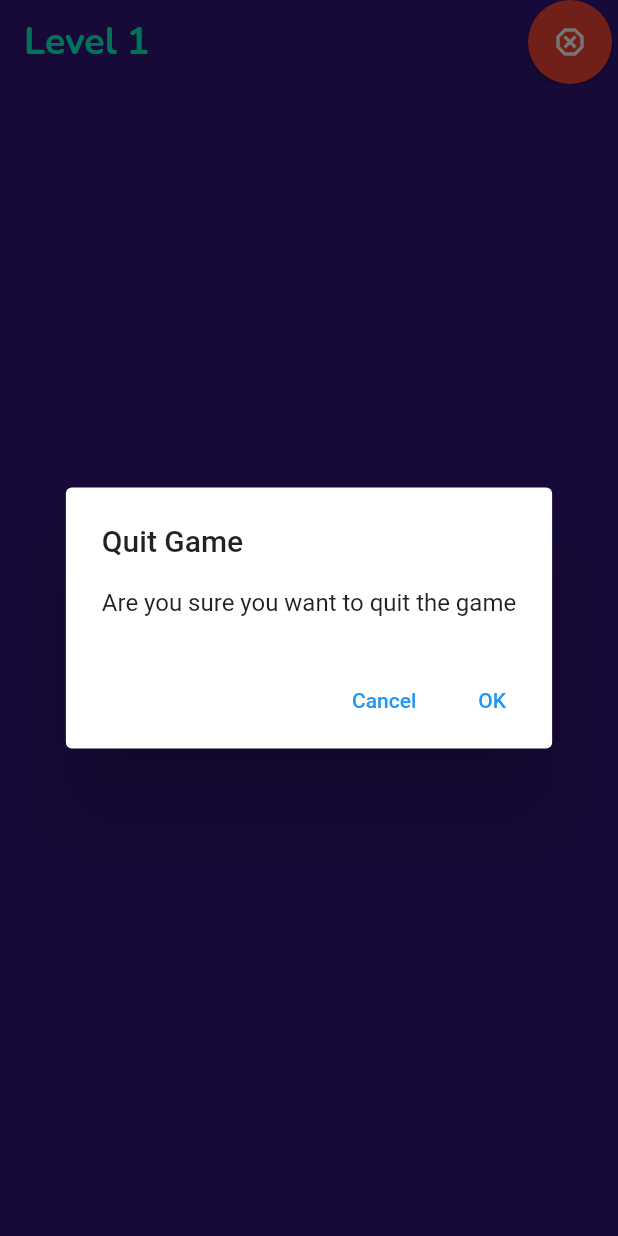
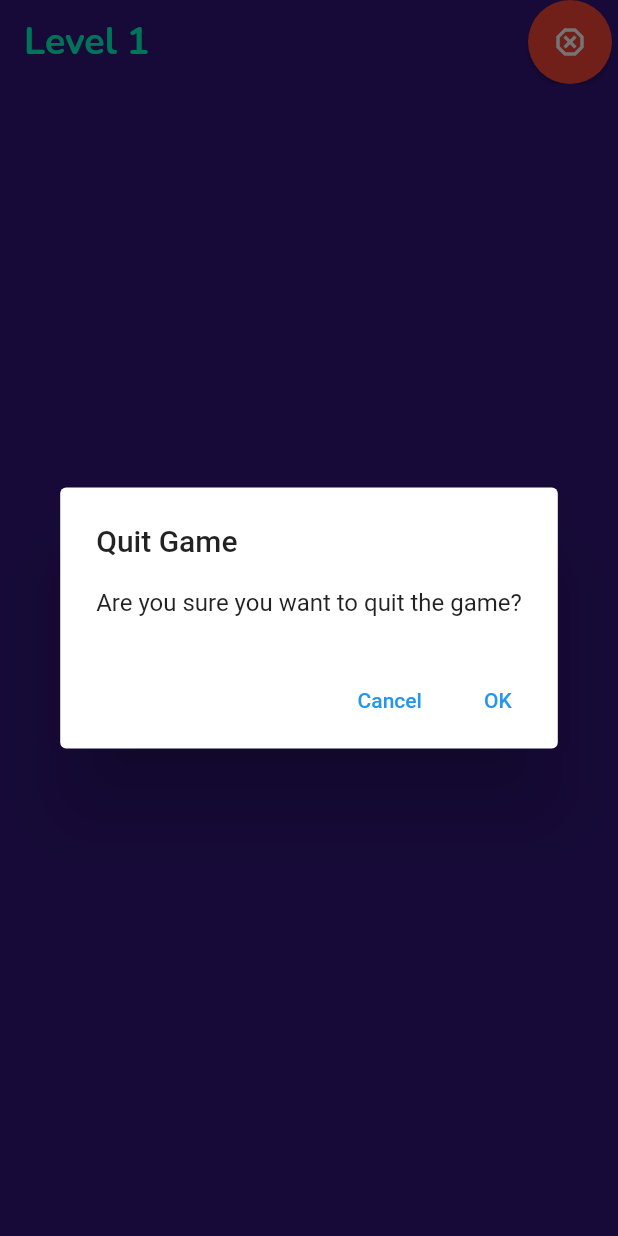
Before and after one commit to AkshayRameshAppDEV/QuizApp, a Flutter app: the Game screen opened by its route, after a tap on the "dangerous" icon, on a phone screen of 412 x 824 dp. Run offline on Flutter 3.47's test engine with Material 2 defaults, Android fonts, the phone set to English and light mode, and no system bars; our stand-ins replace animated_text_kit, google_fonts; missing offline and left inert: polygon_clipper.

Commit message:
Added question mark

```diff
--- a/quiz_app/lib/screens/game.dart
+++ b/quiz_app/lib/screens/game.dart
@@ -10,7 +10,7 @@ class Game extends StatelessWidget {
         context: context,
         builder: (BuildContext context) => AlertDialog(
           title: const Text('Quit Game'),
-          content: const Text('Are you sure you want to quit the game'),
+          content: const Text('Are you sure you want to quit the game?'),
           actions: <Widget>[
             TextButton(
               onPressed: () => Navigator.pop(context, 'Cancel'),
```
